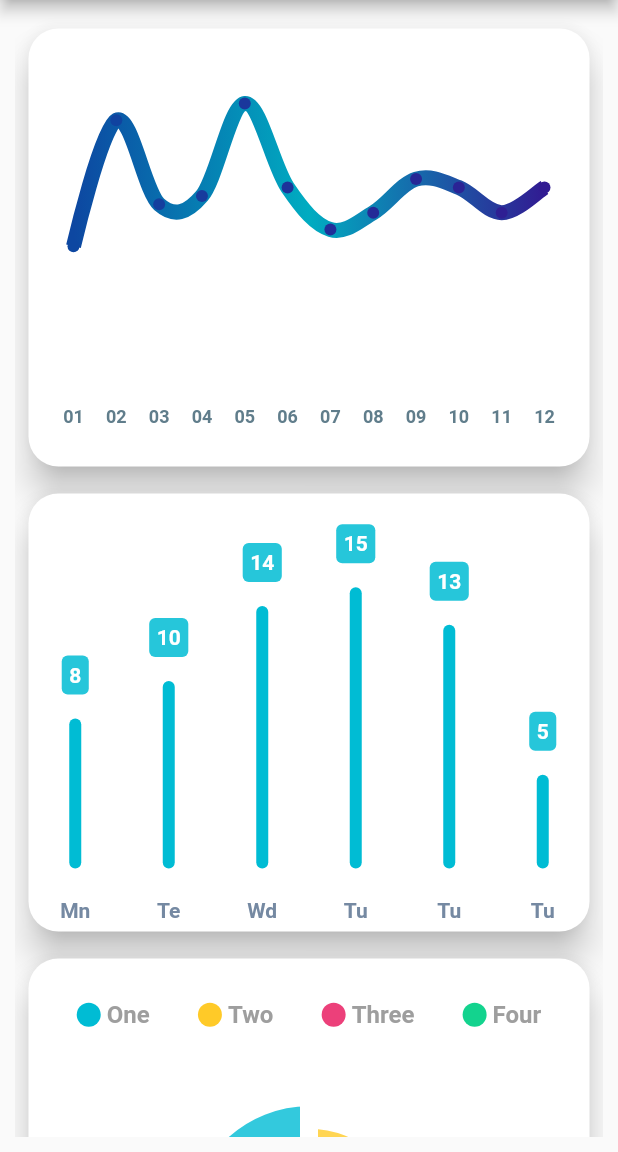
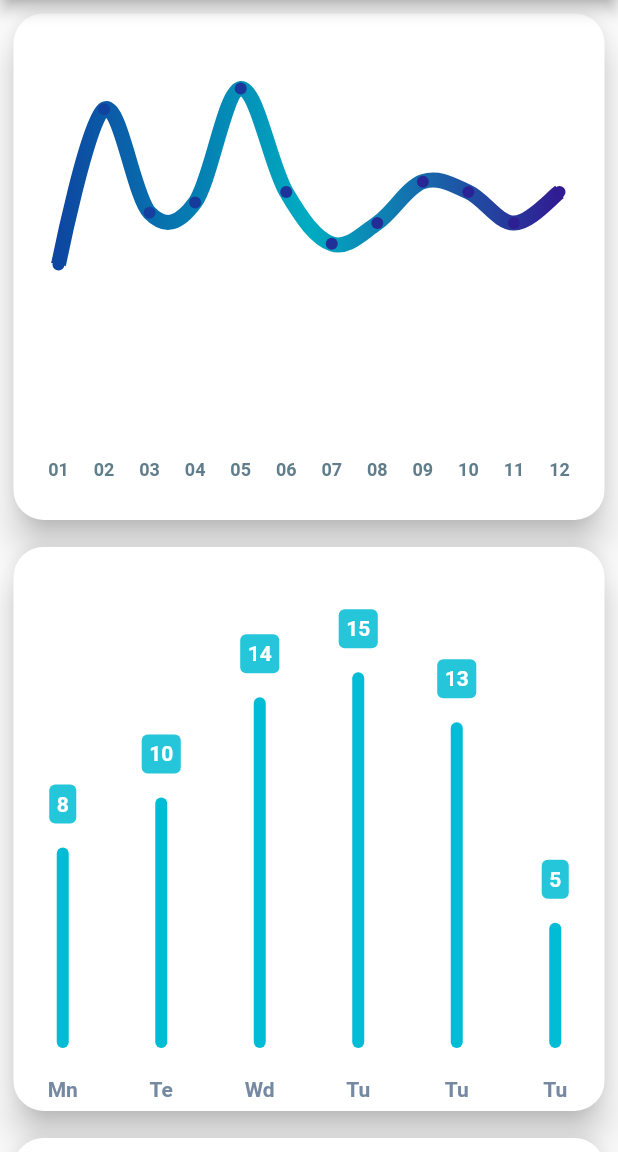
Before and after one commit to Philippe-Nau-zz/FL-Chart-Flutter, a Flutter app: the screen it shows after launch, on a phone screen of 412 x 824 dp, the part 84-1236 px from its top. Run offline on Flutter 3.47's test engine with Material 2 defaults, Android fonts, the light colour scheme and no system bars; drawn by our look-alikes of fl_chart; our stand-ins replace responsive_grid; Roboto replaces fonts that are missing (Digital).

Commit message:
Adicionado tooltip no switch, adicionado layout builder, novo build

```diff
--- a/lib/views/homepage.dart
+++ b/lib/views/homepage.dart
@@ -1,6 +1,5 @@
 import 'package:charts/controller/config.dart';
 import 'package:charts/widgets/bar_chart.dart';
-import 'package:charts/widgets/indicator.dart';
 import 'package:charts/widgets/line_chart.dart';
 import 'package:charts/widgets/myCard.dart';
 import 'package:charts/widgets/pie_chart.dart';
@@ -17,12 +16,13 @@ class _HomePageState extends State<HomePage> {
 
   @override
   Widget build(BuildContext context) {
-    return Scaffold(
-      appBar: AppBar(
+    final appBar = AppBar(
       title: Text('FL - CHARTS'),
       centerTitle: true,
       actions: [
-          Switch(
+        Tooltip(
+          message: !isDark ? 'Apagar a luz' : 'Acender a luz',
+          child: Switch(
             activeColor: Colors.white,
             value: isDark,
             onChanged: (value) {
@@ -31,21 +31,26 @@ class _HomePageState extends State<HomePage> {
               });
               currentTheme.changeTheme();
             },
+          ),
         )
       ],
-      ),
+    );
+
+    final availableHeigth = MediaQuery.of(context).size.height;
+    return Scaffold(
+      appBar: appBar,
       body: Container(
-        width: MediaQuery.of(context).size.width,
-        height: MediaQuery.of(context).size.height,
-        margin: EdgeInsets.all(10),
-        child: SingleChildScrollView(
+        height: availableHeigth,
+        child: LayoutBuilder(
+          builder: (context, constrains) {
+            return SingleChildScrollView(
               child: ResponsiveGridRow(
                 children: [
                   ResponsiveGridCol(
                     lg: 12,
                     child: MyCard(
                       borderRadius: 20,
-                  heigth: 300,
+                      heigth: constrains.maxHeight * 0.45,
                       child: Linechart(),
                     ),
                   ),
@@ -53,7 +58,7 @@ class _HomePageState extends State<HomePage> {
                     lg: 6,
                     child: MyCard(
                       borderRadius: 20,
-                  heigth: 300,
+                      heigth: constrains.maxHeight * 0.5,
                       child: BarChar(),
                     ),
                   ),
@@ -61,12 +66,14 @@ class _HomePageState extends State<HomePage> {
                     lg: 6,
                     child: MyCard(
                       borderRadius: 20,
-                  heigth: 300,
+                      heigth: constrains.maxHeight * 0.5,
                       child: PieChartExample(),
                     ),
                   ),
                 ],
               ),
+            );
+          },
         ),
       ),
     );
```
Also changed, not shown: 3 other files. Lines whose indentation alone changed are shown as unchanged.
